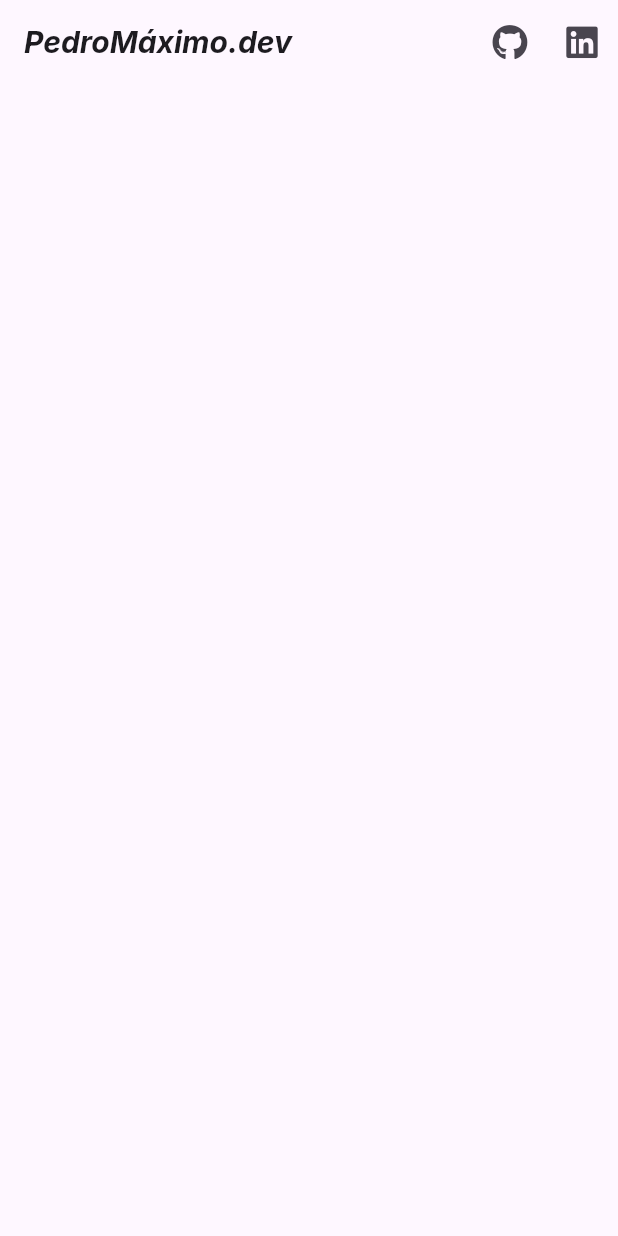
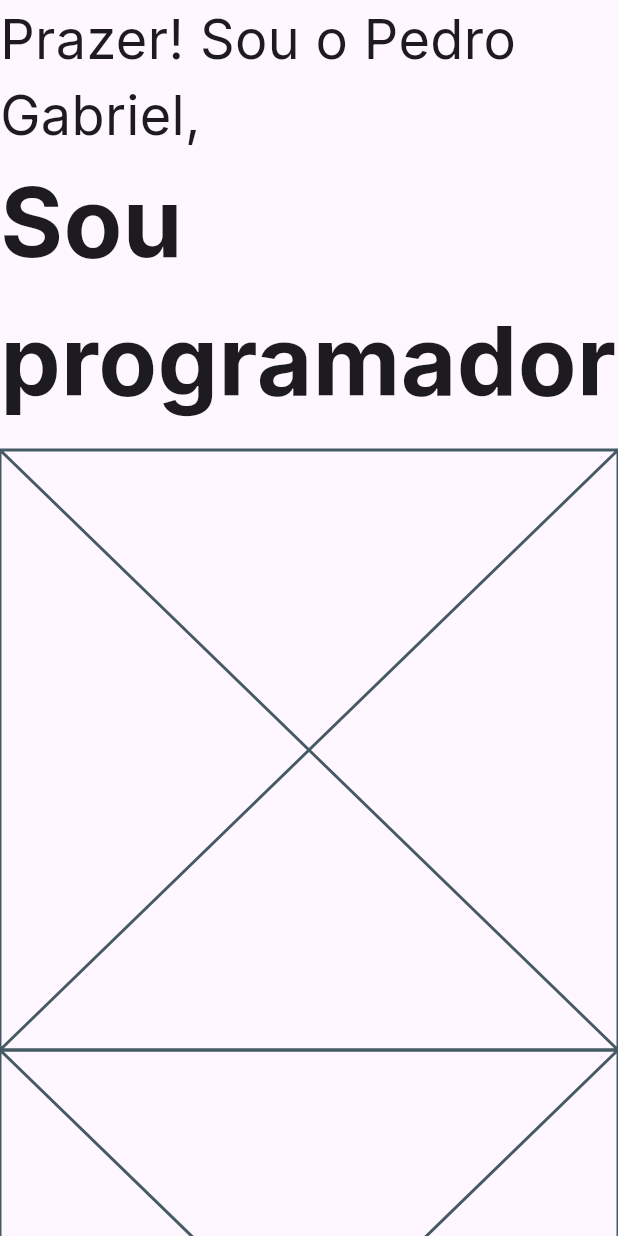
Before and after one commit to pgmaximo/S3_Flutter-Portfolio, a Flutter app: the screen it shows after launch, on a phone screen of 412 x 824 dp. Run offline on Flutter 3.47's test engine with Material 3 defaults, Android fonts, the phone set to English and light mode, and no system bars; our stand-ins replace font_awesome_flutter, google_fonts.

```diff
--- a/lib/pages/main_page.dart
+++ b/lib/pages/main_page.dart
@@ -1,9 +1,8 @@
 import 'package:flutter/material.dart';
-import 'package:url_launcher/url_launcher.dart';
-import 'package:font_awesome_flutter/font_awesome_flutter.dart';
-
-String gitURL = 'https://github.com/pgmaximo';
-String linURL = 'https://www.linkedin.com/in/pedro-gabriel-maximo/';
+import 'package:portfolio/widgets/appbar.dart';
+import 'package:portfolio/widgets/section/home.dart';
+import 'package:portfolio/widgets/section/projetos.dart';
+import 'package:portfolio/widgets/section/sobremim.dart';
 
 class MainPage extends StatefulWidget {
   const MainPage({super.key});
@@ -15,54 +14,16 @@ class MainPage extends StatefulWidget {
 class _MainPageState extends State<MainPage> {
   @override
   Widget build(BuildContext context) {
-    return Scaffold(
-      appBar: AppBar(
-        title: const Text(
-          'PedroMáximo.dev',
-          textAlign: TextAlign.left,
-          style: TextStyle(fontWeight: FontWeight.bold, fontStyle: FontStyle.italic, fontSize: 20),
-        ),
-        actions: [
-          IconButton(
-            onPressed: () async {
-              if (await canLaunchUrl(gitURL as Uri)) {
-                await launchUrl(gitURL as Uri);
-              } else {
-                print('Could not launch URL: $gitURL');
-              }
-            },
-            icon: const FaIcon(FontAwesomeIcons.github),
-            tooltip: 'Github',
-          ),
-          IconButton(
-            onPressed: () {
-
-            },
-            icon: const FaIcon(FontAwesomeIcons.linkedin),
-            tooltip: 'LinkedIn',
-          ),
-        ]
-      ),
+    return const Scaffold(
+      // appBar: MyAppBar(),
 
       body: SingleChildScrollView(
         child: Column(
           children: [
-            //Menu
-            Container(
-
-            ),
-            //Sobre mim
-            Container(
-
-            ),
-            //Projetos
-            Container(
-
-            ),
-            //Contatos
-            Container(
-
-            ),
+            HomeMenu(),
+            SobreMim(),
+            Projetos(),
+            // Contato(),
           ],
         ),
       )
--- /dev/null
+++ b/lib/widgets/section/home.dart
@@ -0,0 +1,37 @@
+import 'package:flutter/material.dart';
+import 'package:flutter/widgets.dart';
+
+class HomeMenu extends StatefulWidget {
+  const HomeMenu({super.key});
+
+  @override
+  State<HomeMenu> createState() => _MenuState();
+}
+
+class _MenuState extends State<HomeMenu> {
+  // final larguraTela = MediaQuery.of(context).size.width;
+  @override
+  Widget build(BuildContext context) {
+    return SizedBox(
+      width: 1400,
+      height: 300,
+      child: Container(
+        child: const Column (
+          children: [
+            Text(
+              'Prazer! Sou o Pedro Gabriel,',
+              style: TextStyle(fontSize: 36, fontWeight: FontWeight.normal),
+            ),
+            Text(
+              'Sou programador ', // Adicionar a mudança da palavra
+              style: TextStyle(fontSize: 64, fontWeight: FontWeight.bold),
+            ),
+
+            // Na area direita
+
+          ],
+        ),
+      )
+    );
+  }
+}
--- /dev/null
+++ b/lib/widgets/section/projetos.dart
@@ -0,0 +1,10 @@
+import 'package:flutter/material.dart';
+
+class Projetos extends StatelessWidget {
+  const Projetos({super.key});
+
+  @override
+  Widget build(BuildContext context) {
+    return const Placeholder();
+  }
+}
--- /dev/null
+++ b/lib/widgets/section/sobremim.dart
@@ -0,0 +1,15 @@
+import 'package:flutter/material.dart';
+
+class SobreMim extends StatefulWidget {
+  const SobreMim({super.key});
+
+  @override
+  State<SobreMim> createState() => _SobreMimState();
+}
+
+class _SobreMimState extends State<SobreMim> {
+  @override
+  Widget build(BuildContext context) {
+    return const Placeholder();
+  }
+}
```
Also changed, not shown: lib/widgets/appbar.dart (+31 -39 lines), lib/widgets/section/contato.dart (added).
